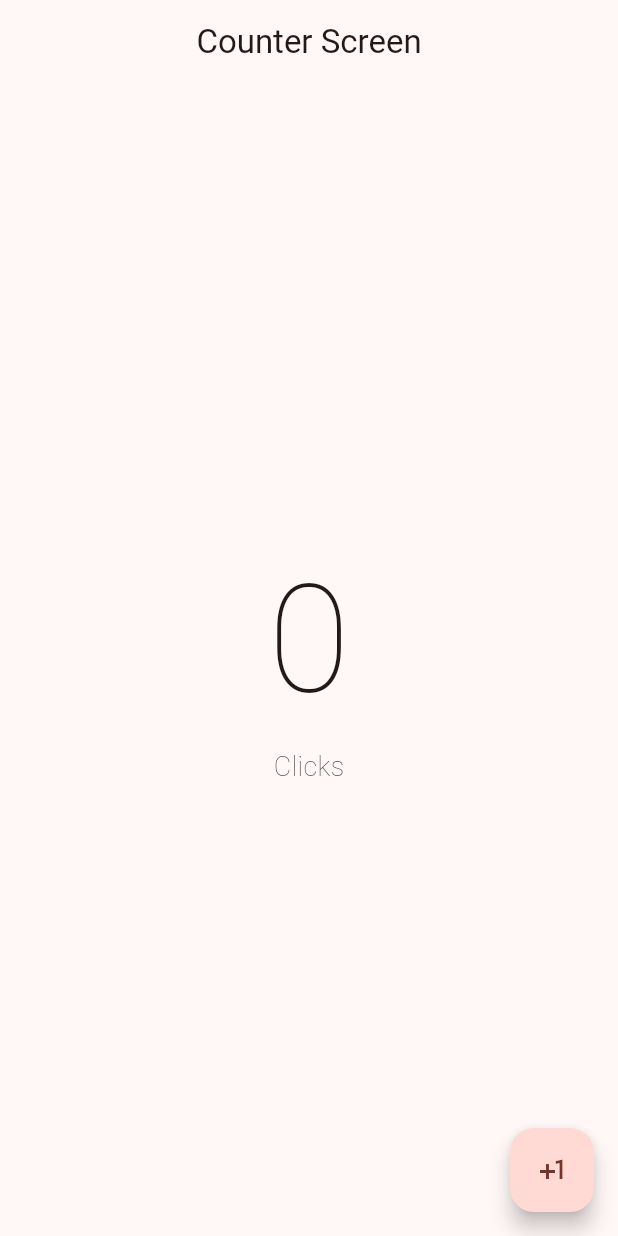
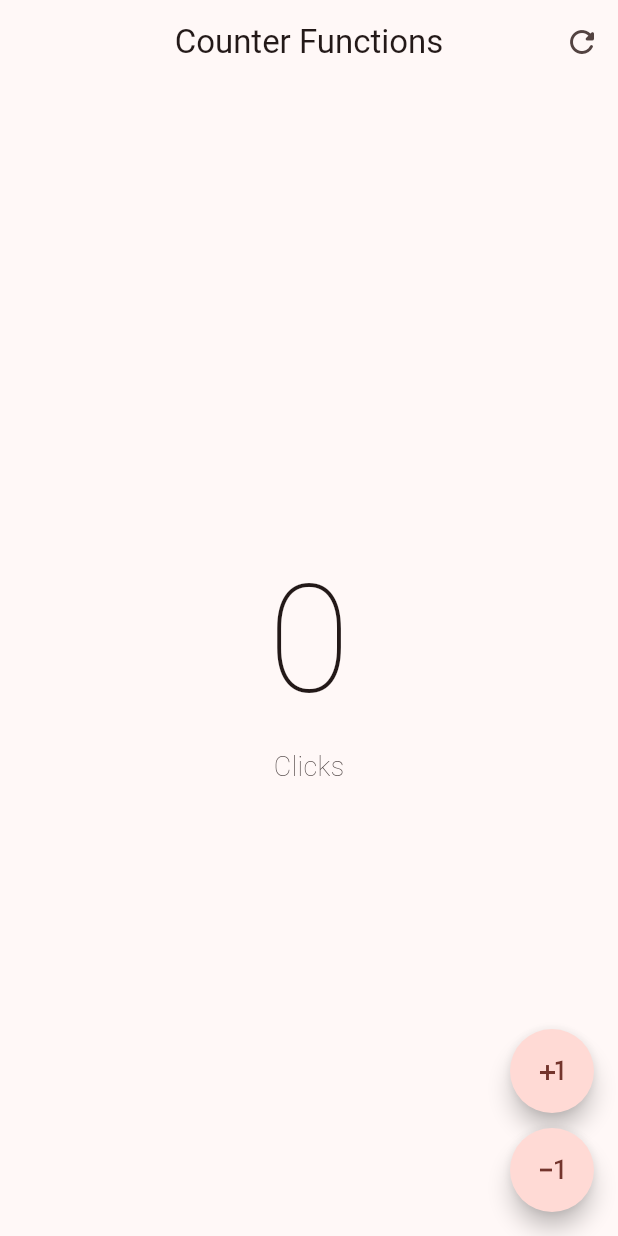
Before and after one commit to AndrexMed/Flutter-Intro, a Flutter app: the screen it shows after launch, on a phone screen of 412 x 824 dp. Run offline on Flutter 3.47's test engine with Material 3 defaults, Android fonts, the phone set to English and light mode, and no system bars.

Commit message:
AppBar y Acciones

```diff
--- a/lib/main.dart
+++ b/lib/main.dart
@@ -1,5 +1,6 @@
 import 'package:flutter/material.dart';
-import 'package:hello_world_app/presentation/screens/counter_screen.dart';
+import 'package:hello_world_app/presentation/screens/counter_functions_screen.dart';
+//import 'package:hello_world_app/presentation/screens/counter_screen.dart';
 
 void main() {
   runApp(const MyApp());
@@ -16,7 +17,8 @@ class MyApp extends StatelessWidget {
         useMaterial3: true,
         colorSchemeSeed: Colors.red,
       ),
-      home: const CounterScreen(),
+      // home: const CounterScreen(),
+      home: const CounterFunctionsScreen(),
     );
   }
 }
--- /dev/null
+++ b/lib/presentation/screens/counter_functions_screen.dart
@@ -0,0 +1,76 @@
+import 'package:flutter/material.dart';
+
+class CounterFunctionsScreen extends StatefulWidget {
+  const CounterFunctionsScreen({super.key});
+
+  @override
+  State<CounterFunctionsScreen> createState() => _CounterFunctionsScreenState();
+}
+
+class _CounterFunctionsScreenState extends State<CounterFunctionsScreen> {
+  int clickCounter = 0;
+  @override
+  Widget build(BuildContext context) {
+    return Scaffold(
+        appBar: AppBar(
+          title: const Text('Counter Functions'),
+          actions: [
+            //Reemplazamos leading por actions.
+            IconButton(
+              onPressed: () {
+                setState(() {
+                  clickCounter = 0;
+                });
+              },
+              icon: const Icon(Icons.refresh_rounded),
+            ),
+          ],
+          centerTitle: true,
+        ),
+        body: Center(
+          child: Column(
+            mainAxisAlignment: MainAxisAlignment.center,
+            children: [
+              Text('$clickCounter',
+                  style: const TextStyle(
+                      fontSize: 100, fontWeight: FontWeight.w100)),
+              Text('Click${clickCounter == 1 ? '' : 's'}',
+                  style: const TextStyle(
+                      fontSize: 18, fontWeight: FontWeight.w100)),
+            ],
+          ),
+        ),
+        // floatingActionButton: FloatingActionButton(
+        //   onPressed: () {
+        //     setState(() {
+        //       clickCounter++;
+        //     });
+        //   },
+        //   child: const Icon(Icons.plus_one),
+        // ),
+        floatingActionButton: Column(
+          mainAxisAlignment: MainAxisAlignment.end,
+          children: [
+            FloatingActionButton(
+              shape: const StadiumBorder(),
+              onPressed: () {
+                setState(() {
+                  clickCounter++;
+                });
+              },
+              child: const Icon(Icons.plus_one),
+            ),
+            const SizedBox(height: 10),
+            FloatingActionButton(
+              shape: const StadiumBorder(),
+              onPressed: () {
+                setState(() {
+                  clickCounter--;
+                });
+              },
+              child: const Icon(Icons.exposure_minus_1_outlined),
+            ),
+          ],
+        ));
+  }
+}
```
